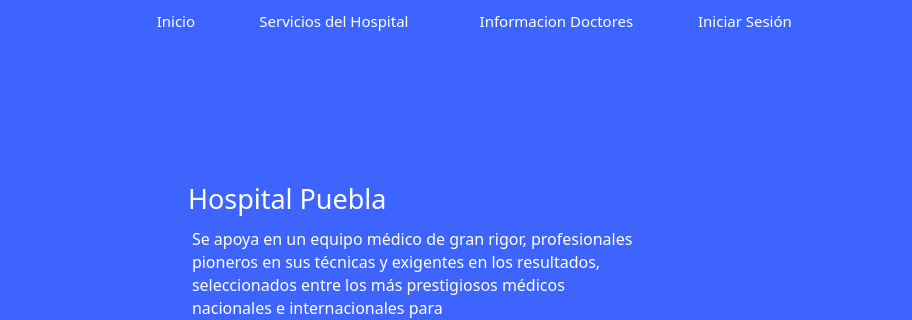
Old version of the form hospital-Core/mainwindow.ui in the repository MrDanielG/Hospital-SCRUM; both pictures show x 454 to 1366 and y 0 to 320 of the 1366 by 750 pixel window.
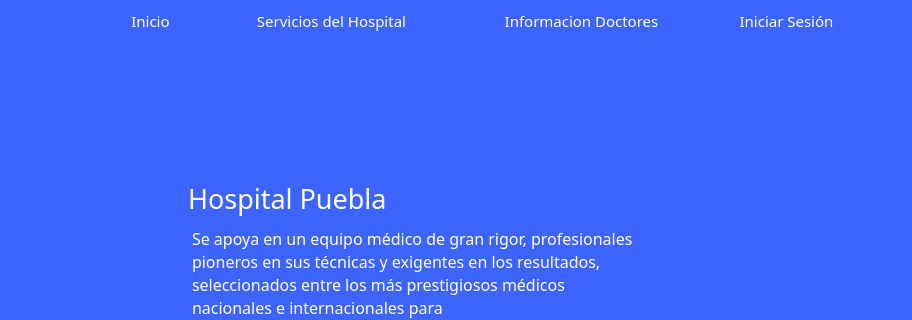
New version of the form. Icons and pictures are not drawn.

Commit message: Arreglo Menu

Diff of the .ui file:
```diff
--- a/hospital-Core/mainwindow.ui
+++ b/hospital-Core/mainwindow.ui
@@ -189,12 +189,18 @@
      <widget class="QPushButton" name="btn_servicios">
       <property name="geometry">
        <rect>
-        <x>710</x>
+        <x>680</x>
         <y>10</y>
-        <width>156</width>
+        <width>211</width>
         <height>21</height>
        </rect>
       </property>
+      <property name="minimumSize">
+       <size>
+        <width>211</width>
+        <height>21</height>
+       </size>
+      </property>
       <property name="font">
        <font>
         <family>Montserrat</family>
@@ -221,10 +227,16 @@
        <rect>
         <x>930</x>
         <y>10</y>
-        <width>161</width>
+        <width>211</width>
         <height>21</height>
        </rect>
       </property>
+      <property name="minimumSize">
+       <size>
+        <width>211</width>
+        <height>21</height>
+       </size>
+      </property>
       <property name="font">
        <font>
         <family>Montserrat</family>
@@ -249,12 +261,18 @@
      <widget class="QPushButton" name="btn_iniciar_sesion">
       <property name="geometry">
        <rect>
-        <x>1150</x>
+        <x>1170</x>
         <y>10</y>
-        <width>98</width>
+        <width>141</width>
         <height>21</height>
        </rect>
       </property>
+      <property name="minimumSize">
+       <size>
+        <width>141</width>
+        <height>21</height>
+       </size>
+      </property>
       <property name="font">
        <font>
         <family>Montserrat</family>
@@ -296,12 +314,18 @@
      <widget class="QPushButton" name="btn_servicios_2">
       <property name="geometry">
        <rect>
-        <x>610</x>
+        <x>559</x>
         <y>10</y>
-        <width>40</width>
+        <width>91</width>
         <height>21</height>
        </rect>
       </property>
+      <property name="minimumSize">
+       <size>
+        <width>91</width>
+        <height>21</height>
+       </size>
+      </property>
       <property name="font">
        <font>
         <family>Montserrat</family>
```
Left out of the diff: 4 changed lines with no effect on the pictures.
